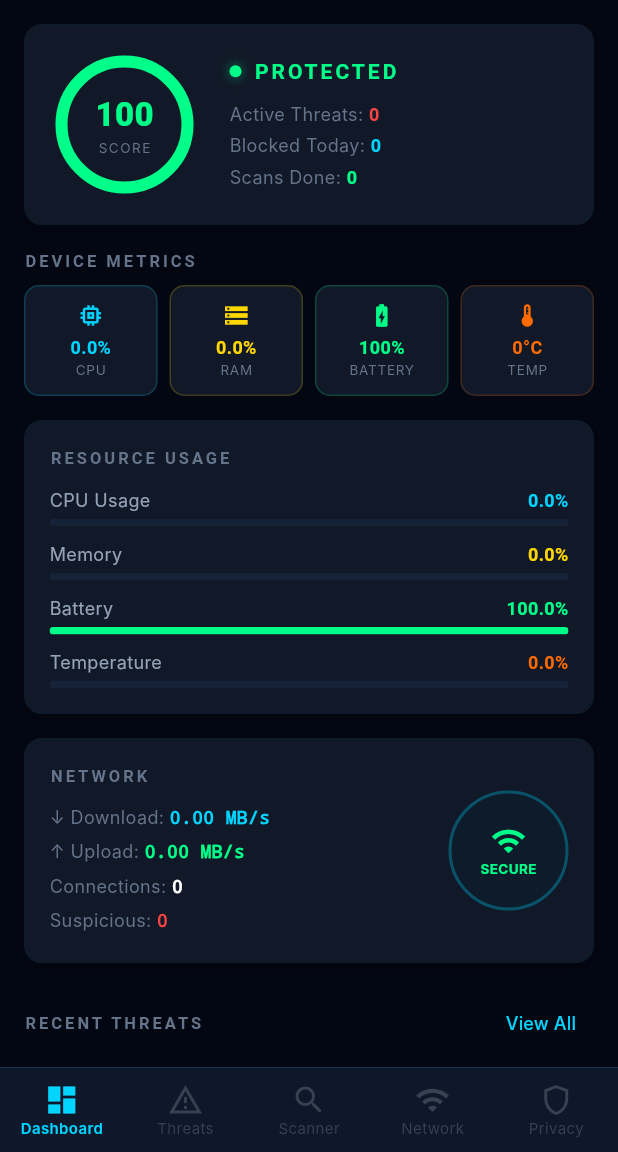
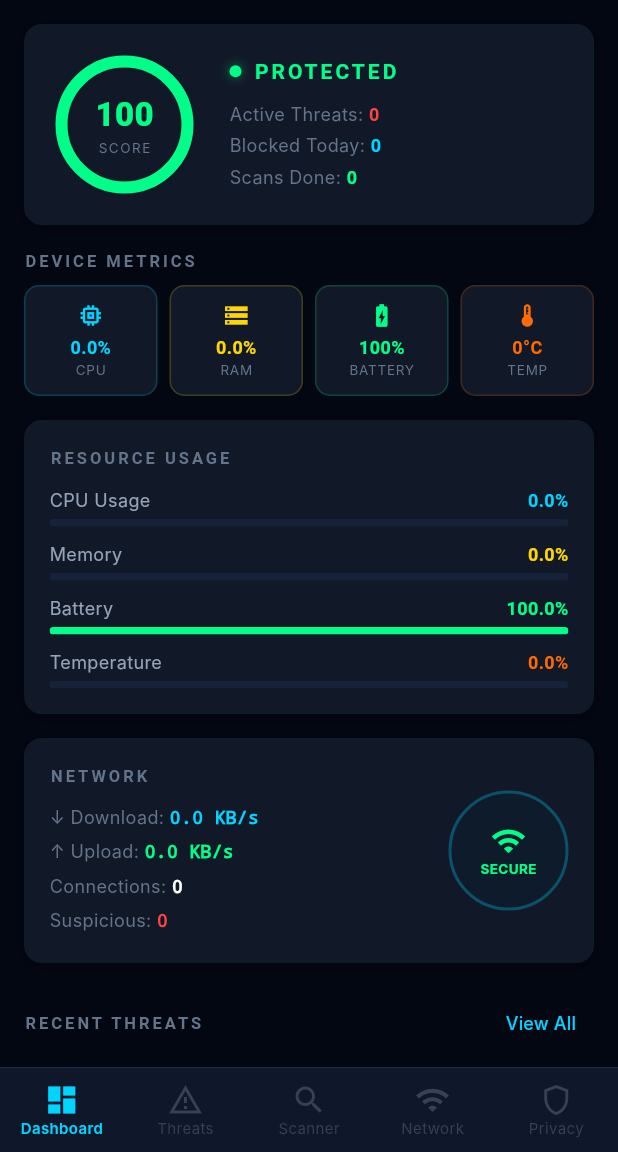
Before and after one commit to Ganesh5016/BugSniffer, a Flutter app: the DashboardScreen screen opened by its route, on a phone screen of 412 x 824 dp, the part 84-1236 px from its top. Run offline on Flutter 3.47's test engine with Material 3 defaults, Android fonts, the phone set to English and light mode, and no system bars; our stand-ins replace battery_plus, firebase_auth, firebase_core; accounts and stored records are empty; network calls fail; Roboto replaces fonts that are missing (Inter, Orbitron).

Commit message:
fix: resolve cpu zero bug and revert network display to KB/s

```diff
--- a/mobile/lib/screens/dashboard_screen.dart
+++ b/mobile/lib/screens/dashboard_screen.dart
@@ -272,8 +272,8 @@ class _DashboardScreenState extends State<DashboardScreen> {
                       children: [
                         const _SectionTitle('NETWORK'),
                         const SizedBox(height: 8),
-                        _networkStat('↓ Download', '${((_metrics['network_in'] ?? 0) / (1024 * 1024)).toStringAsFixed(2)} MB/s', const Color(0xFF00D4FF)),
-                        _networkStat('↑ Upload', '${((_metrics['network_out'] ?? 0) / (1024 * 1024)).toStringAsFixed(2)} MB/s', const Color(0xFF00FF88)),
+                        _networkStat('↓ Download', '${((_metrics['network_in'] ?? 0) / 1024).toStringAsFixed(1)} KB/s', const Color(0xFF00D4FF)),
+                        _networkStat('↑ Upload', '${((_metrics['network_out'] ?? 0) / 1024).toStringAsFixed(1)} KB/s', const Color(0xFF00FF88)),
                         _networkStat('Connections', '${_overview['network_status']?['active_connections'] ?? 0}', Colors.white),
                         _networkStat('Suspicious', '${_overview['network_status']?['suspicious_connections'] ?? 0}', const Color(0xFFFF4444)),
                       ],
```
Also changed, not shown: 1 other file.
